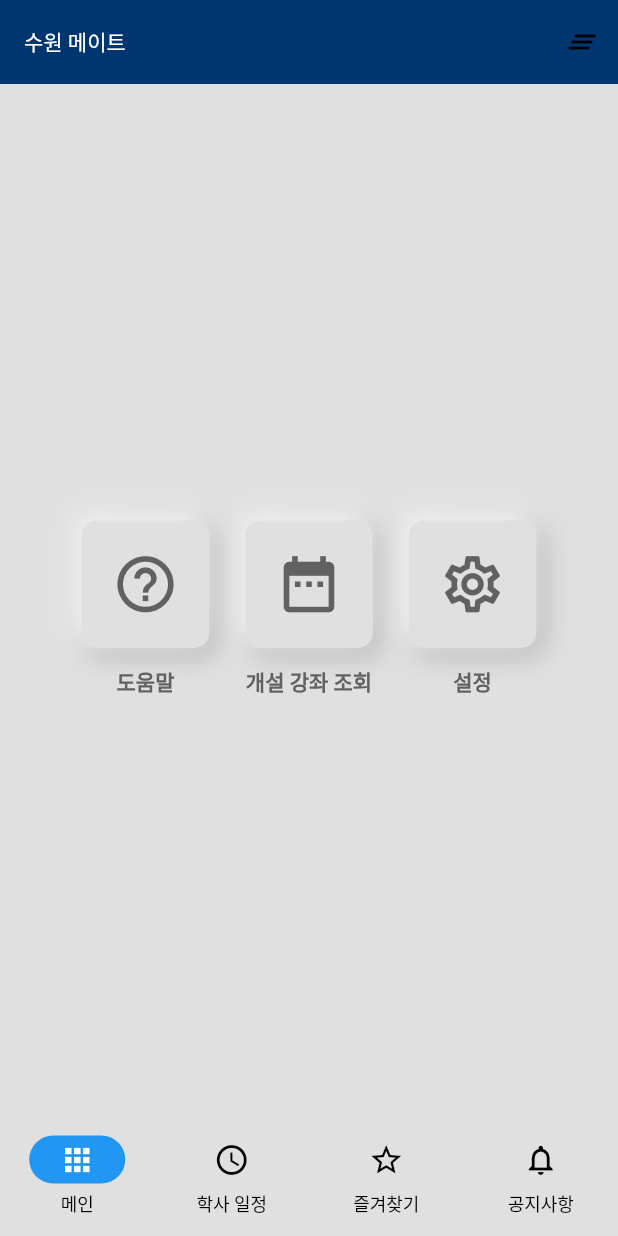
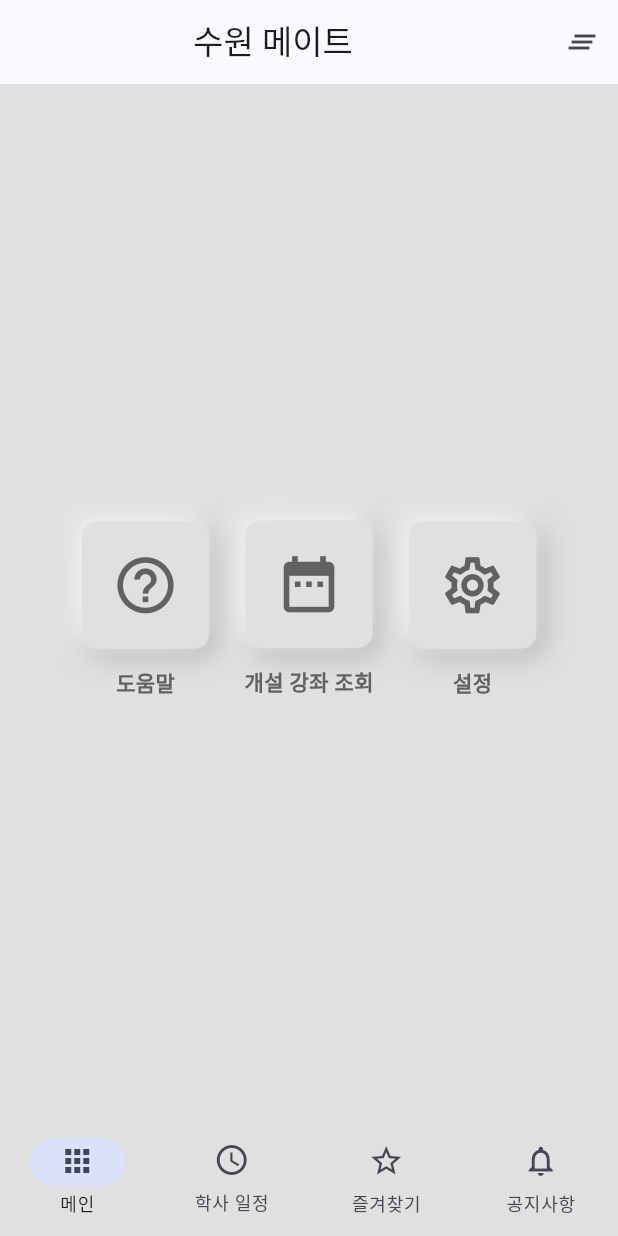
Before and after one commit to sun30812/suwon_mate, a Flutter app: the screen it shows after launch, on a phone screen of 412 x 824 dp. Run offline on Flutter 3.47's test engine with Material 2 defaults, Android fonts, the phone set to English and light mode, and no system bars; our stand-ins replace firebase_core, firebase_database, firebase_remote_config, flutter_html, flutter_riverpod, go_router and 2 more; accounts and stored records are empty.

Commit message:
앱의 전반적인 색상 수정

```diff
--- a/lib/main.dart
+++ b/lib/main.dart
@@ -103,17 +103,18 @@ class App extends ConsumerWidget {
   @override
   Widget build(BuildContext context, WidgetRef ref) {
     return MaterialApp.router(
-        theme: ThemeData().copyWith(
-            useMaterial3: true,
-            scaffoldBackgroundColor: Colors.grey[300]!,
-            appBarTheme: AppBarTheme(
-                titleTextStyle: const TextStyle().copyWith(color: Colors.white),
-                color: const Color.fromARGB(255, 0, 54, 112)),
-            colorScheme: ThemeData().colorScheme.copyWith(
-                secondary: const Color.fromARGB(255, 0, 54, 112),
-                onSecondary: const Color.fromARGB(255, 0, 54, 112),
-                primary: const Color.fromARGB(255, 0, 54, 112))
-        ),
+        // theme: ThemeData().copyWith(
+        //     useMaterial3: true,
+        //     scaffoldBackgroundColor: Colors.grey[300]!,
+        //     appBarTheme: AppBarTheme(
+        //         titleTextStyle: const TextStyle().copyWith(color: Colors.white),
+        //         color: const Color.fromARGB(255, 0, 54, 112)),
+        // ),
+      theme: ThemeData(
+        useMaterial3: true,
+        colorSchemeSeed: const Color.fromARGB(255, 0, 54, 112),
+        scaffoldBackgroundColor: Colors.grey[300]!
+      ),
         title: '수원 메이트',
         routerConfig: _routes);
   }
@@ -162,7 +163,7 @@ class _MainPageState extends State<MainPage> {
   Widget build(BuildContext context) {
     return Scaffold(
         appBar: AppBar(
-          title: const Text('수원 메이트'),
+          title: const Center(child: Text('수원 메이트')),
           actions: [
             IconButton(
                 onPressed: () async {
```
